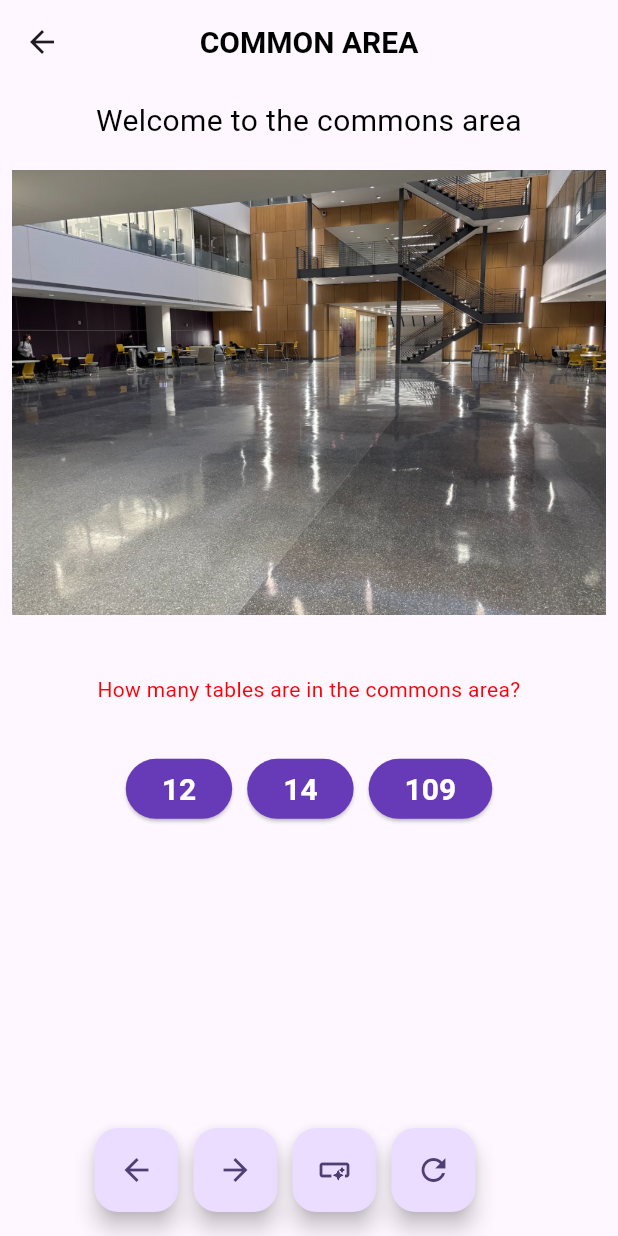
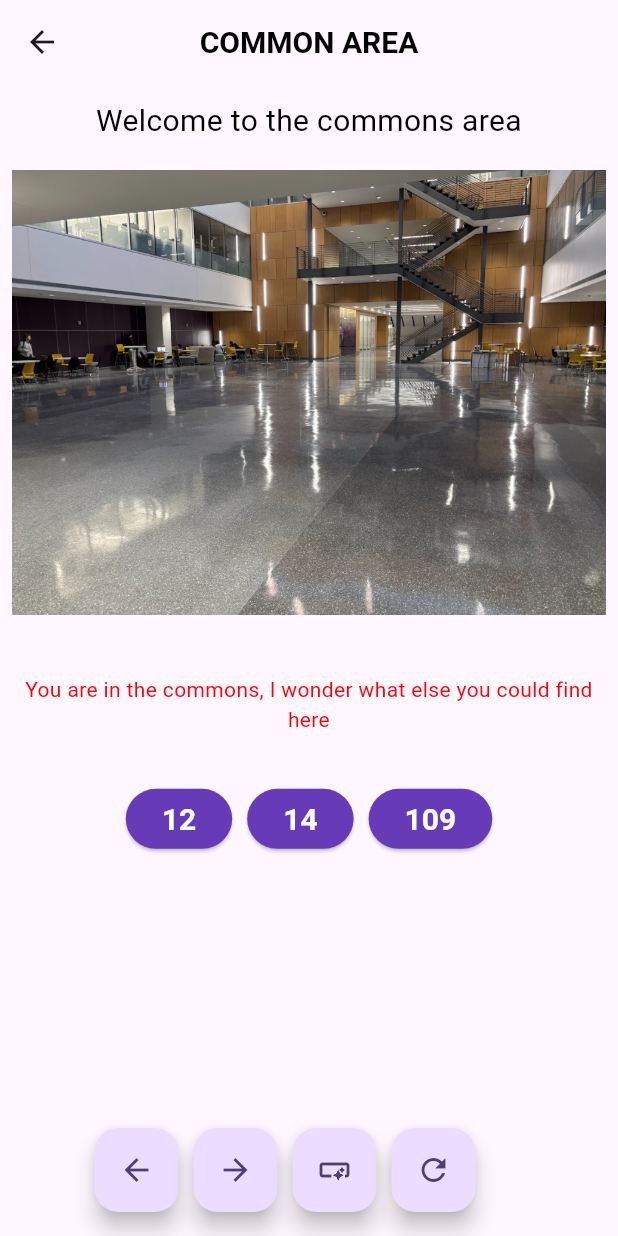
Before and after one commit to juliaeveritt5/ScavengerHunt, a Flutter app: the commonArea screen opened directly, on a phone screen of 412 x 824 dp. Run offline on Flutter 3.47's test engine with Material 3 defaults, Android fonts, the phone set to English and light mode, and no system bars; network calls fail.

Commit message:
text updates and objective updates

```diff
--- a/lib/pages/centerofEng.dart
+++ b/lib/pages/centerofEng.dart
@@ -27,7 +27,7 @@ class centerofEng extends StatelessWidget {
           child: Padding(
             padding: EdgeInsets.all(16.0),
             child: Text(
-              'ADD 3 Buttons for who sponsered the lab - first one should be basf and should update checklist',
+              'ADD button to see the crane and mark off checklist',
               style: TextStyle(color: Color.fromARGB(255, 255, 0, 0)),
               textAlign: TextAlign.center,
             ),
--- a/lib/pages/checklist.dart
+++ b/lib/pages/checklist.dart
@@ -38,7 +38,7 @@ class Checklist extends StatelessWidget {
                   SizedBox(height: 20),
                   Text('Something about big stairs', style: TextStyle(color:  GlobalState().staircase ? Color.fromARGB(255, 255, 0, 0): const Color.fromARGB(255, 0, 0, 0), fontSize: 24)),
                   SizedBox(height: 20),
-                  Text('Something about center of engineering', style: TextStyle(color:  GlobalState().centerofeng ? Color.fromARGB(255, 255, 0, 0): const Color.fromARGB(255, 0, 0, 0), fontSize: 24)),
+                  Text('Find the cool crane thingy', style: TextStyle(color:  GlobalState().centerofeng ? Color.fromARGB(255, 255, 0, 0): const Color.fromARGB(255, 0, 0, 0), fontSize: 24)),
 
 
                 ],
--- a/lib/pages/commonArea.dart
+++ b/lib/pages/commonArea.dart
@@ -46,7 +46,7 @@ class commonArea extends StatelessWidget {
             const Padding(
               padding: EdgeInsets.all(16.0),
               child: Text(
-                'How many tables are in the commons area?',
+                'You are in the commons, I wonder what else you could find here',
                 style: TextStyle(color: Color.fromARGB(255, 255, 0, 0)),
                 textAlign: TextAlign.center,
               ),
```
